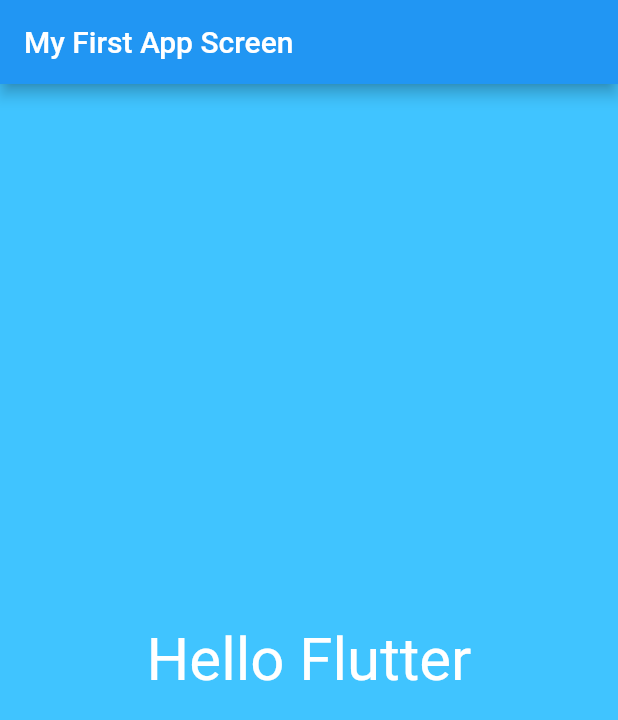
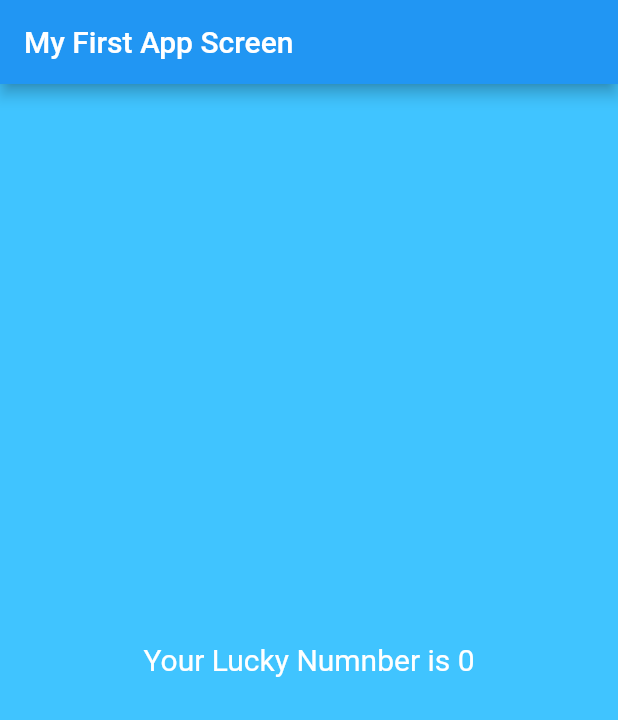
Before and after one commit to Abdalodj/FlutterLearning, a Flutter app: the screen it shows after launch, on a phone screen of 412 x 824 dp. Shown: the top 720 px of the screen. Run offline on Flutter 3.47's test engine with Material 2 defaults, Android fonts, the phone set to English and light mode, and no system bars.

Commit message:
Part 1 Lesson 6 Commit

```diff
--- a/lib/app_screens/first_screen.dart
+++ b/lib/app_screens/first_screen.dart
@@ -1,4 +1,5 @@
 import 'package:flutter/material.dart';
+import 'dart:math';
 
 class FirstScreen extends StatelessWidget {
   const FirstScreen({Key key}) : super(key: key);
@@ -9,14 +10,20 @@ class FirstScreen extends StatelessWidget {
       color: Colors.lightBlueAccent,
       child: Center(
         child: Text(
-          "Hello Flutter",
+          generateLuckyNumber(),
           textDirection: TextDirection.ltr,
           style: TextStyle(
             color: Colors.white,
-            fontSize: 40,
+            fontSize: 20,
           ),
         ),
       ),
     );
   }
+
+  String generateLuckyNumber() {
+    var random = Random();
+    int luckyNumber = random.nextInt(10);
+    return "Your Lucky Numnber is $luckyNumber";
+  }
 }
```
